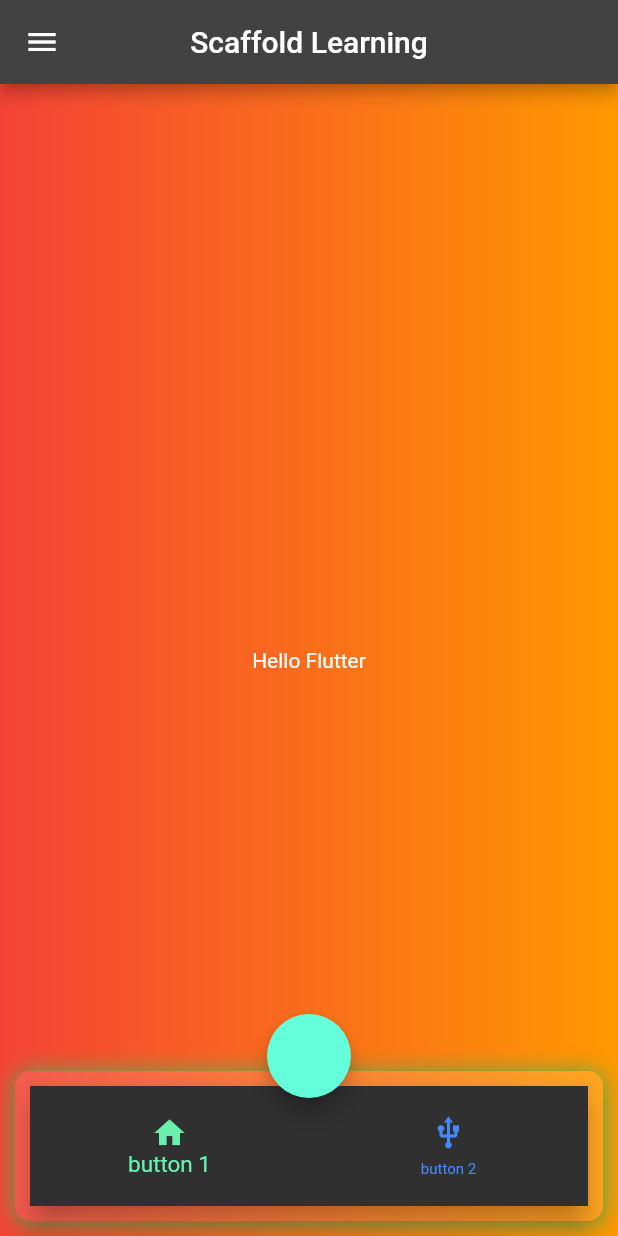
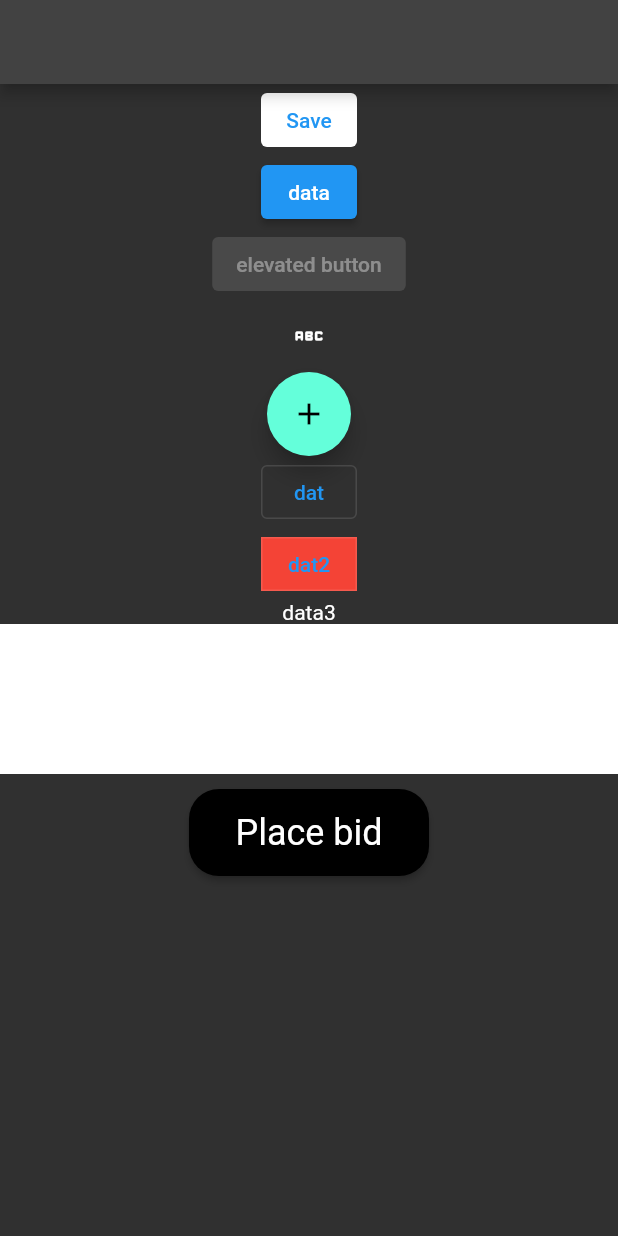
Before and after one commit to emrepaksoy/Flutter, a Flutter app: the screen it shows after launch, on a phone screen of 412 x 824 dp. Run offline on Flutter 3.47's test engine with Material 2 defaults, Android fonts, the phone set to English and light mode, and no system bars; missing offline and left inert: dart:html.

Commit message:
button learn

```diff
--- /dev/null
+++ b/learning_app/lib/101/button_learn.dart
@@ -0,0 +1,71 @@
+import 'package:flutter/material.dart';
+
+class ButtonLearn extends StatelessWidget {
+  const ButtonLearn({super.key});
+
+  @override
+  Widget build(BuildContext context) {
+    return Scaffold(
+      appBar: AppBar(),
+      body: Column(children: [
+        TextButton(
+          onPressed: () {},
+          child: Text(
+            "Save",
+            //  style: Theme.of(context).textTheme.subtitle1,
+          ),
+          style: ButtonStyle(
+              backgroundColor: MaterialStateProperty.resolveWith((states) {
+            if (states.contains(MaterialState.pressed)) {
+              return Colors.green;
+            }
+            return Colors.white;
+          })),
+        ),
+
+        ElevatedButton(
+          onPressed: () {},
+          child: const Text("data"),
+        ),
+        const ElevatedButton(
+          onPressed: null,
+          child: Text("elevated button"),
+        ),
+        IconButton(onPressed: () {}, icon: const Icon(Icons.abc_rounded)),
+        FloatingActionButton(onPressed: () {}, child: const Icon(Icons.add)),
+        OutlinedButton(onPressed: () {}, child: const Text("dat")),
+        OutlinedButton(
+            style: OutlinedButton.styleFrom(
+                backgroundColor: Colors.red,
+                shape: const RoundedRectangleBorder()),
+            onPressed: () {},
+            child: const Text("dat2")),
+        //const Text("data"),
+        InkWell(onTap: () {}, child: const Text("data3")),
+        Container(
+          height: 100,
+          color: Colors.white,
+        ),
+        const SizedBox(
+          height: 10,
+        ),
+
+        ElevatedButton(
+            style: ElevatedButton.styleFrom(
+              primary: Colors.black,
+              shape: const RoundedRectangleBorder(borderRadius: BorderRadius.all(Radius.circular(20)))
+            ),
+            onPressed: () {},
+            child: Padding(
+                padding: const EdgeInsets.all(15),
+                child: Text(
+                  "Place bid",
+                  style: Theme.of(context).textTheme.headline5,
+                )))
+      ]),
+    );
+  }
+}
+
+// Borders:
+// CİrcleBorder(), RoundedRectangleBorder()
--- a/learning_app/lib/main.dart
+++ b/learning_app/lib/main.dart
@@ -1,5 +1,7 @@
 import 'package:flutter/material.dart';
-import '101/scaffold_learn.dart';
+import '101/button_learn.dart';
+//
+//import '101/scaffold_learn.dart';
 //import 'package:learning_app/101/text_learn_view.dart';
 //import '101/container_sized_box_learn.dart';
 
@@ -18,7 +20,7 @@ class MyApp extends StatelessWidget {
       debugShowCheckedModeBanner: false,
 
       theme: ThemeData.dark( ),
-      home:   const ScaffoldLearnView()
+      home:     ButtonLearn()
     );
   }
 }
```
